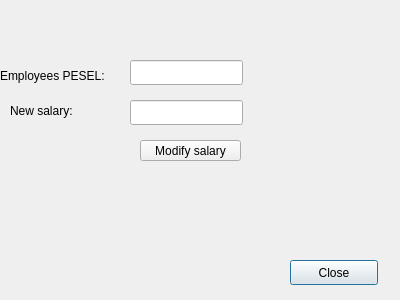
Before: the Qt Designer form src/app/modifysalaryinemployeerecordform.ui in Aleksiiej/university-db-2, drawn with Qt 5.
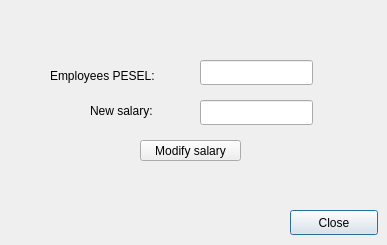
After: the same form once the commit is applied.

The edit to the form file:
```diff
--- a/src/app/modifysalaryinemployeerecordform.ui
+++ b/src/app/modifysalaryinemployeerecordform.ui
@@ -6,8 +6,8 @@
    <rect>
     <x>0</x>
     <y>0</y>
-    <width>400</width>
-    <height>300</height>
+    <width>387</width>
+    <height>245</height>
    </rect>
   </property>
   <property name="windowTitle">
@@ -17,7 +17,7 @@
    <property name="geometry">
     <rect>
      <x>290</x>
-     <y>260</y>
+     <y>210</y>
      <width>88</width>
      <height>25</height>
     </rect>
@@ -29,7 +29,7 @@
   <widget class="QLineEdit" name="lineEdit">
    <property name="geometry">
     <rect>
-     <x>130</x>
+     <x>200</x>
      <y>60</y>
      <width>113</width>
      <height>25</height>
@@ -52,7 +52,7 @@
   <widget class="QLabel" name="label">
    <property name="geometry">
     <rect>
-     <x>0</x>
+     <x>50</x>
      <y>60</y>
      <width>131</width>
      <height>31</height>
@@ -65,7 +65,7 @@
   <widget class="QLabel" name="label_2">
    <property name="geometry">
     <rect>
-     <x>10</x>
+     <x>90</x>
      <y>100</y>
      <width>101</width>
      <height>21</height>
@@ -78,7 +78,7 @@
   <widget class="QLineEdit" name="lineEdit_2">
    <property name="geometry">
     <rect>
-     <x>130</x>
+     <x>200</x>
      <y>100</y>
      <width>113</width>
      <height>25</height>
```
Left out of the diff: 13 changed lines with no effect on the pictures.
